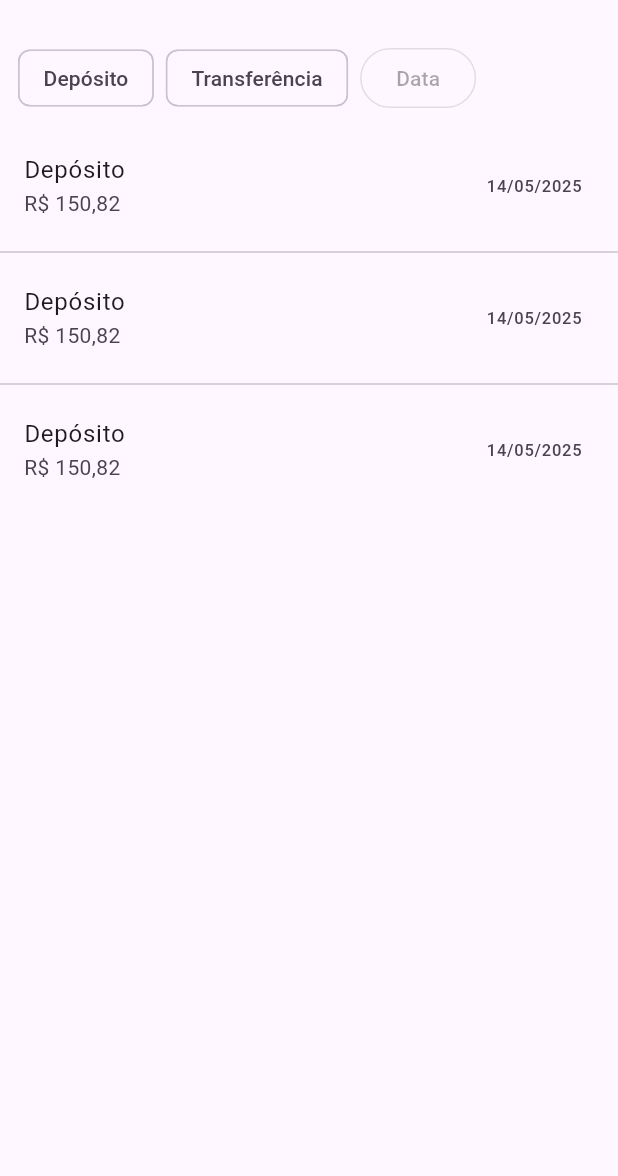
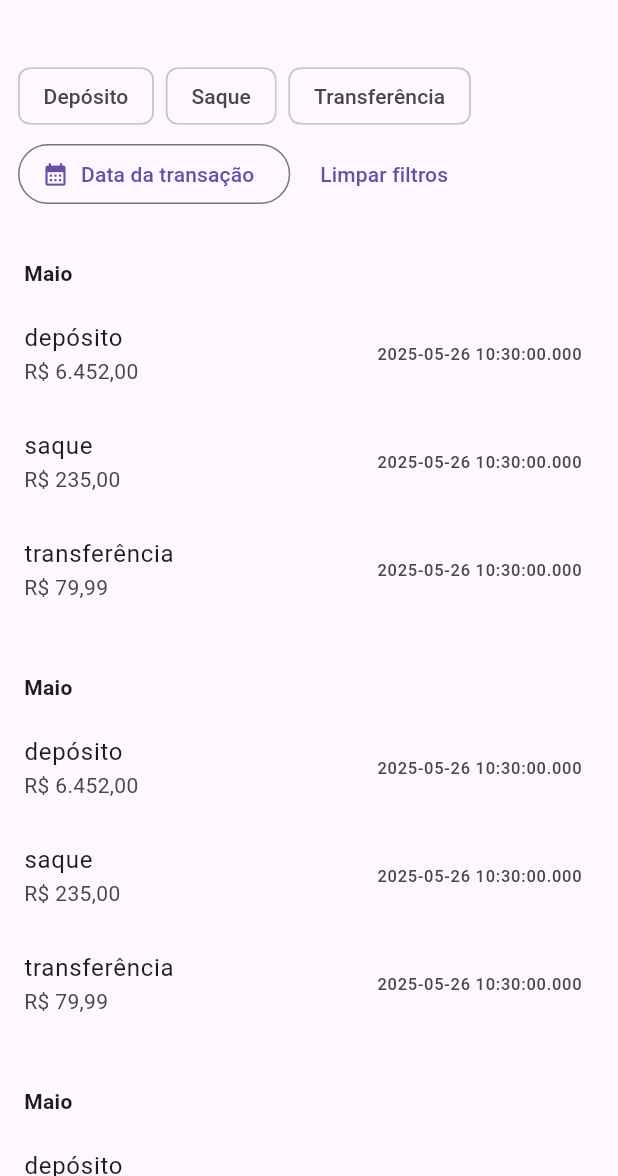
Before and after one commit to hallisonbrancalhao/fiap-tech-challenge-3, a Flutter app: the TransactionsScreen screen opened by its route, on a phone screen of 412 x 824 dp, the part 60-1236 px from its top. Run offline on Flutter 3.47's test engine with Material 3 defaults, Android fonts, the phone set to English and light mode, and no system bars; our stand-ins replace dartz, dio, flutter_bloc, get_it, shared_preferences; missing offline and left inert: file_selector; accounts and stored records are empty.

Commit message:
refactor: adds logic to the transactions filter

```diff
--- a/lib/presentation/transaction/screens/transactions.dart
+++ b/lib/presentation/transaction/screens/transactions.dart
@@ -20,14 +20,22 @@ class TransactionsScreen extends StatelessWidget {
           ),
         ],
       ),
-      body: Column(
+      body: SingleChildScrollView(
+        padding: const EdgeInsets.only(bottom: 56),
+        child: Column(
+          crossAxisAlignment: CrossAxisAlignment.start,
           children: [
             Padding(
-            padding: const EdgeInsets.all(12),
+              padding: const EdgeInsets.fromLTRB(12, 24, 12, 32),
               child: TransactionListFilter(),
             ),
             TransactionList(),
+            SizedBox(height: 32),
+            TransactionList(),
+            SizedBox(height: 32),
+            TransactionList(),
           ],
+        ),
       ),
     );
   }
--- a/lib/presentation/transaction/screens/update_transaction.dart
+++ b/lib/presentation/transaction/screens/update_transaction.dart
@@ -8,7 +8,7 @@ class UpdateTransaction extends StatelessWidget {
   @override
   Widget build(BuildContext context) {
     return Scaffold(
-      appBar: AppBar(title: const Text('Nova transação')),
+      appBar: AppBar(title: const Text('Editar transação')),
       extendBody: true,
       body: SingleChildScrollView(
         padding: const EdgeInsets.symmetric(horizontal: 20, vertical: 48),
--- /dev/null
+++ b/lib/presentation/transaction/widgets/date_picker.dart
@@ -0,0 +1,39 @@
+import 'package:flutter/material.dart';
+
+class DatePicker extends StatefulWidget {
+  const DatePicker({super.key});
+
+  @override
+  State<DatePicker> createState() => _DatePickerState();
+}
+
+class _DatePickerState extends State<DatePicker> {
+  // final dateFormatter = DateFormat('dd/MM/yyyy', 'pt_BR');
+
+  DateTime? selectedDate;
+
+  Future<void> _selectDate() async {
+    final DateTime? pickedDate = await showDatePicker(
+      context: context,
+      initialDate: DateTime.now(),
+      firstDate: DateTime(1960),
+      lastDate: DateTime.now(),
+    );
+
+    setState(() {
+      selectedDate = pickedDate;
+    });
+  }
+
+  @override
+  Widget build(BuildContext context) {
+    return OutlinedButton.icon(
+      onPressed: _selectDate,
+      icon: Icon(Icons.calendar_month),
+      label:
+          selectedDate != null
+              ? Text(selectedDate.toString())
+              : Text('Data da transação'),
+    );
+  }
+}
--- a/lib/presentation/transaction/widgets/transaction_list.dart
+++ b/lib/presentation/transaction/widgets/transaction_list.dart
@@ -9,28 +9,49 @@ class TransactionList extends StatelessWidget {
     decimalDigits: 2,
   );
 
+  static List<dynamic> transactions = [
+    {
+      'id': 1,
+      'type': 'depósito',
+      'value': 6452,
+      'createdAt': DateTime.now(),
+      'userId': 1,
+    },
+    {
+      'id': 1,
+      'type': 'saque',
+      'value': 235,
+      'createdAt': DateTime.now(),
+      'userId': 1,
+    },
+    {
+      'id': 1,
+      'type': 'transferência',
+      'value': 79.99,
+      'createdAt': DateTime.now(),
+      'userId': 1,
+    },
+  ];
+
   @override
   Widget build(BuildContext context) {
     return Column(
+      crossAxisAlignment: CrossAxisAlignment.start,
       children: [
-        ListTile(
-          title: Text('Depósito'),
-          subtitle: Text(currencyFormatter.format(150.82)),
-          trailing: Text('14/05/2025'),
+        Padding(
+          padding: const EdgeInsets.fromLTRB(16, 0, 16, 8),
+          child: Text('Maio', style: TextStyle(fontWeight: FontWeight.w600)),
         ),
-        Divider(),
-        ListTile(
-          title: Text('Depósito'),
-          subtitle: Text(currencyFormatter.format(150.82)),
-          trailing: Text('14/05/2025'),
-        ),
-        Divider(),
-
-        ListTile(
-          title: Text('Depósito'),
-          subtitle: Text(currencyFormatter.format(150.82)),
-          trailing: Text('14/05/2025'),
-        ),
+        ...transactions.map((transaction) {
+          return ListTile(
+            title: Text(transaction['type']),
+            subtitle: Text(currencyFormatter.format(transaction['value'])),
+            trailing: Text(transaction['createdAt'].toString()),
+            onTap: () {
+              Navigator.pushNamed(context, '/update-transaction');
+            },
+          );
+        }),
       ],
     );
   }
--- a/lib/presentation/transaction/widgets/transaction_list_filter.dart
+++ b/lib/presentation/transaction/widgets/transaction_list_filter.dart
@@ -1,4 +1,6 @@
 import 'package:flutter/material.dart';
+
+import 'package:tech_challenge_3/presentation/transaction/widgets/date_picker.dart';
 
 class TransactionListFilter extends StatefulWidget {
   const TransactionListFilter({super.key});
@@ -8,15 +10,34 @@ class TransactionListFilter extends StatefulWidget {
 }
 
 class _TransactionListFilterState extends State<TransactionListFilter> {
+  List<String> transactionTypesFilter = [];
+
+  void _clearFilters() {}
+
   @override
   Widget build(BuildContext context) {
-    return Row(
+    return Wrap(
+      runSpacing: 4.0,
+      spacing: 8.0,
       children: [
-        Chip(label: Text('Depósito')),
-        SizedBox(width: 8),
-        Chip(label: Text('Transferência')),
-        SizedBox(width: 8),
-        OutlinedButton(child: Text('Data'), onPressed: null),
+        ...['Depósito', 'Saque', 'Transferência'].map((String type) {
+          return FilterChip(
+            label: Text(type),
+            selected: transactionTypesFilter.contains(type),
+            onSelected: (bool selected) {
+              setState(() {
+                if (selected) {
+                  transactionTypesFilter.add(type);
+                } else {
+                  transactionTypesFilter.remove(type);
+                }
+              });
+            },
+            showCheckmark: false,
+          );
+        }),
+        DatePicker(),
+        TextButton(onPressed: _clearFilters, child: Text('Limpar filtros')),
       ],
     );
   }
```
Lines whose indentation alone changed are shown as unchanged.
